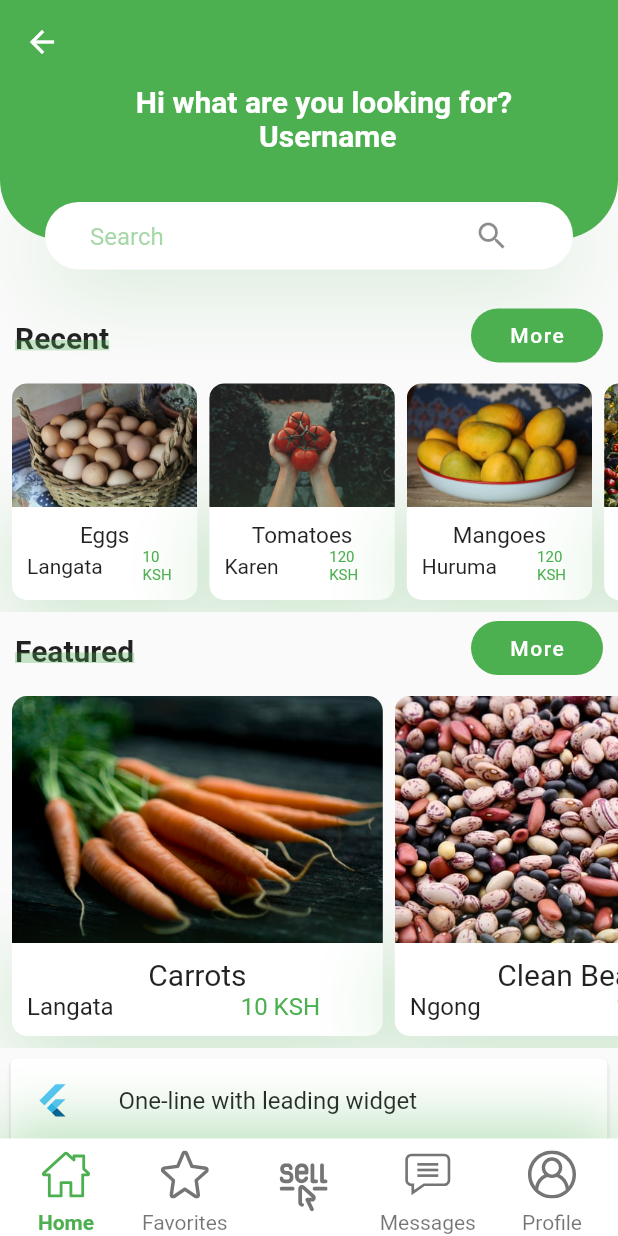
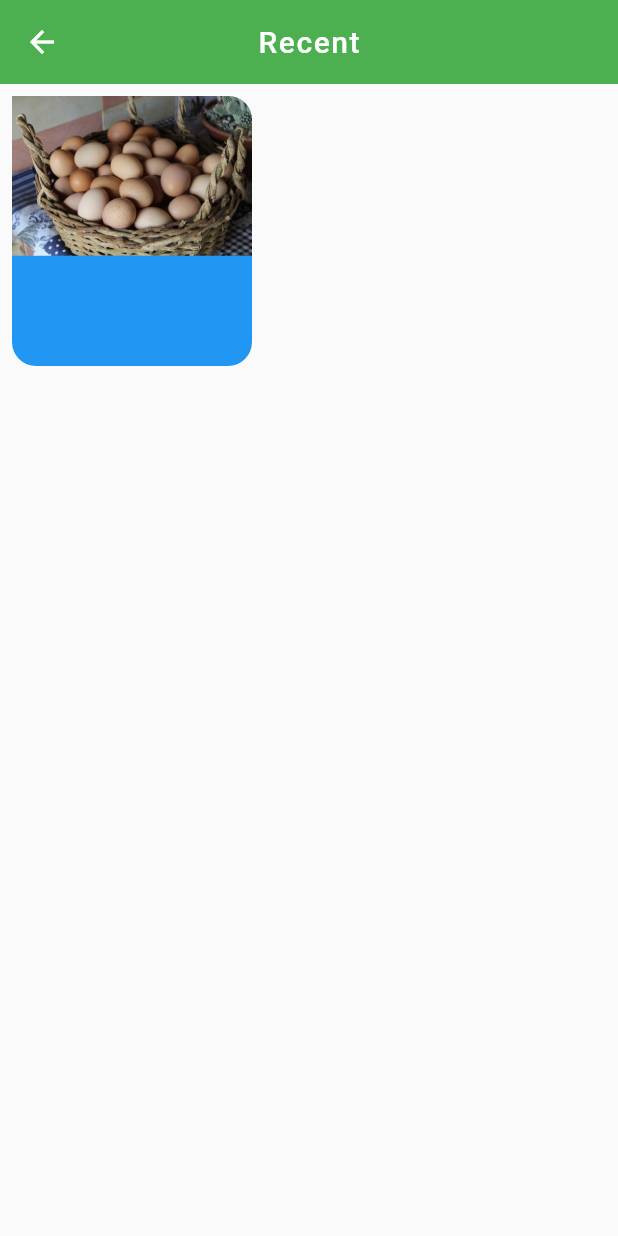
Before and after one commit to DavidMilai/shamba_yetu, a Flutter app: the Home screen opened by its route, after a tap on "More", on a phone screen of 412 x 824 dp. Run offline on Flutter 3.47's test engine with Material 2 defaults, Android fonts, the phone set to English and light mode, and no system bars; our stand-ins replace firebase_auth, flutter_svg, google_maps_flutter, modal_progress_hud; missing offline and left inert: multi_image_picker; accounts and stored records are empty.

Commit message:
products screen

```diff
--- /dev/null
+++ b/lib/models/product.dart
@@ -0,0 +1,17 @@
+import 'package:flutter/material.dart';
+
+class Product {
+  final String title, location, image;
+  final int price;
+  Product({this.title, this.price, this.image, this.location});
+}
+
+List<Product> products = [
+  Product(
+      title: 'Eggs', location: 'Langata', image: 'images/eggs.jpg', price: 10),
+  Product(
+      title: 'Tomatoes',
+      location: 'Karen',
+      image: 'images/tomatoes.jpg',
+      price: 120),
+];
--- /dev/null
+++ b/lib/screens/product_screen.dart
@@ -0,0 +1,35 @@
+import 'package:flutter/material.dart';
+import 'package:vegymarket/models/product.dart';
+
+class ProductScreen extends StatelessWidget {
+  @override
+  Widget build(BuildContext context) {
+    return Scaffold(
+        appBar: AppBar(
+          backgroundColor: Colors.green,
+          elevation: 0,
+          centerTitle: true,
+          title: Text(
+            'Recent',
+            style: TextStyle(letterSpacing: 1),
+          ),
+        ),
+        body: Padding(
+          padding: EdgeInsets.all(8.0),
+          child: Container(
+            height: 180,
+            width: 160,
+            decoration: BoxDecoration(
+                color: Colors.blue, borderRadius: BorderRadius.circular(16)),
+            child: Column(
+              children: [
+                ClipRRect(
+                    borderRadius:
+                        BorderRadius.only(topRight: Radius.circular(16)),
+                    child: Image.asset(products[0].image)),
+              ],
+            ),
+          ),
+        ));
+  }
+}
--- a/lib/tabs/home_tab.dart
+++ b/lib/tabs/home_tab.dart
@@ -1,6 +1,7 @@
 import 'package:flutter/material.dart';
 import 'package:vegymarket/screens/details_screen.dart';
 import 'package:flutter/cupertino.dart';
+import 'package:vegymarket/screens/product_screen.dart';
 import 'package:vegymarket/tabs/profile_tab.dart';
 import 'package:vegymarket/widgets/adCard.dart';
 import 'package:vegymarket/widgets/featuredCard.dart';
@@ -105,7 +106,12 @@ class HomeTab extends StatelessWidget {
                 ),
                 Spacer(),
                 FlatButton(
-                  onPressed: () {},
+                  onPressed: () {
+                    Navigator.push(
+                        context,
+                        MaterialPageRoute(
+                            builder: (context) => ProductScreen()));
+                  },
                   shape: RoundedRectangleBorder(
                     borderRadius: BorderRadius.circular(20),
                   ),
--- a/pubspec.yaml
+++ b/pubspec.yaml
@@ -22,7 +22,6 @@ dependencies:
 
   cupertino_icons: ^0.1.2
   google_maps_flutter: ^0.5.27+1
-  font_awesome_flutter: ^8.8.1
   multi_image_picker: ^4.6.7
   firebase_core: ^0.4.5
   firebase_auth: ^0.16.1
```
Also changed, not shown: pubspec.lock.
